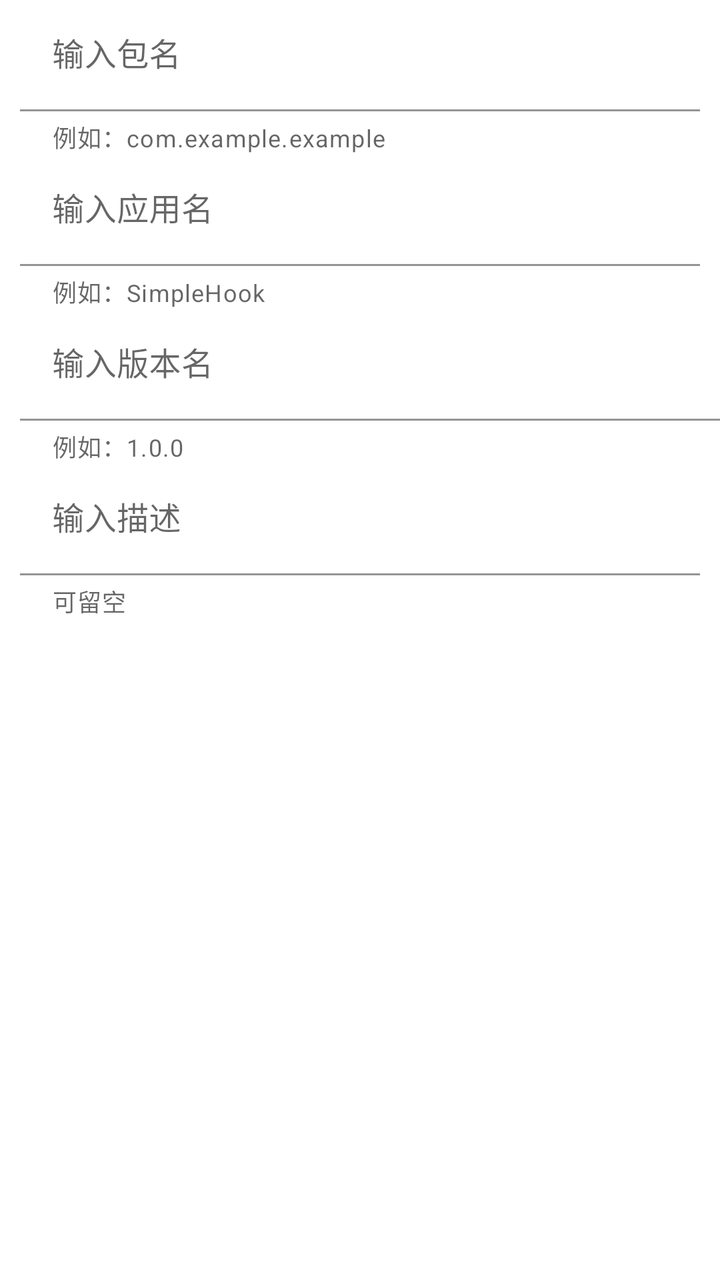
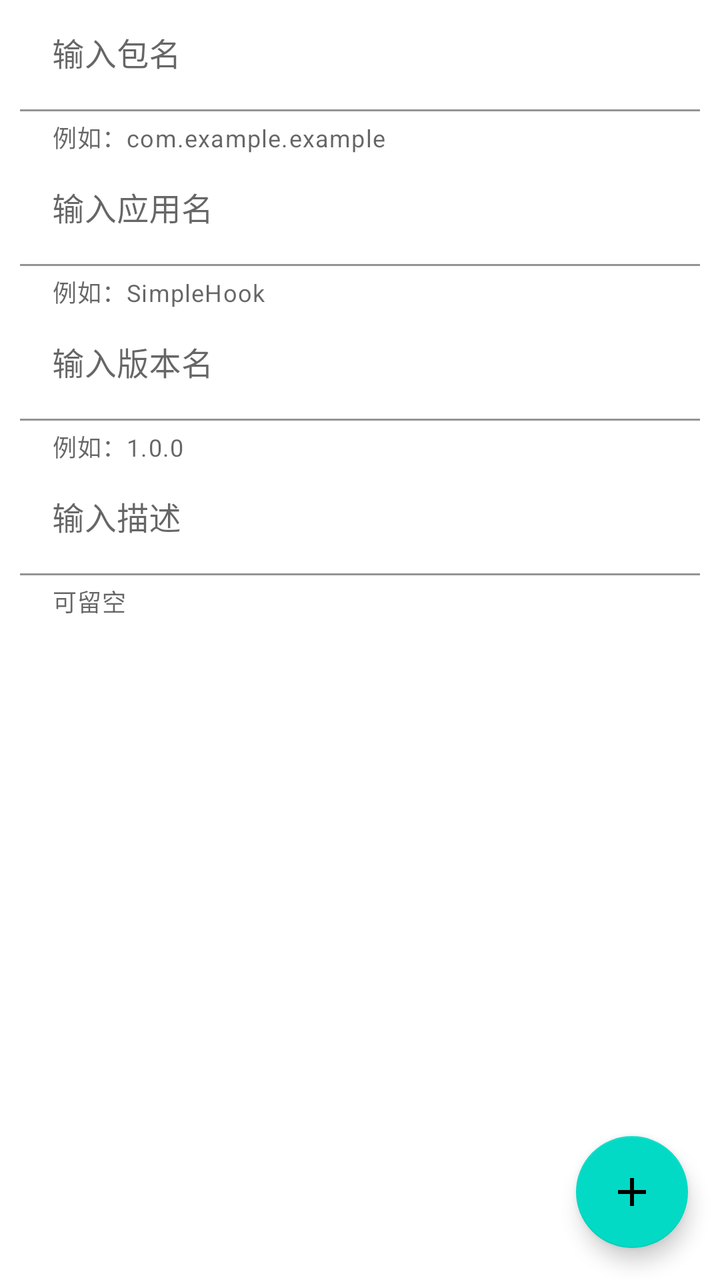

Before-and-after screenshots of an Android layout around one commit, followed by the original layout XML and the change that was made.
<!-- AndroidManifest.xml: application theme Theme.SimpleHook -->
<!-- res/layout/fragment_add.xml -->
<?xml version="1.0" encoding="utf-8"?>
<androidx.constraintlayout.widget.ConstraintLayout xmlns:android="http://schemas.android.com/apk/res/android"
    xmlns:app="http://schemas.android.com/apk/res-auto"
    xmlns:tools="http://schemas.android.com/tools"
    android:layout_width="match_parent"
    android:layout_height="match_parent"
    tools:context=".fragment.AddFragment">

    <TextView
        android:id="@+id/textView3"
        android:layout_width="wrap_content"
        android:layout_height="wrap_content"
        android:layout_marginStart="20dp"
        android:layout_marginTop="10dp"
        android:text="@string/mode_select"
        android:textSize="18sp"
        android:visibility="gone"
        app:layout_constraintStart_toStartOf="parent"
        app:layout_constraintTop_toTopOf="parent" />

    <Spinner
        android:id="@+id/mode_select_spinner"
        android:layout_width="0dp"
        android:layout_height="wrap_content"
        android:visibility="gone"
        app:layout_constraintBottom_toBottomOf="@+id/textView3"
        app:layout_constraintStart_toEndOf="@+id/textView3"
        app:layout_constraintTop_toTopOf="@+id/textView3" />

    <com.google.android.material.textfield.TextInputLayout
        android:id="@+id/application_edit"
        android:layout_width="match_parent"
        android:layout_height="wrap_content"
        android:visibility="gone"
        app:helperText="@string/application_input_helper"
        app:layout_constraintEnd_toEndOf="parent"
        app:layout_constraintStart_toStartOf="parent"
        app:layout_constraintTop_toBottomOf="@+id/textView3">

        <com.google.android.material.textfield.TextInputEditText
            android:layout_width="match_parent"
            android:layout_height="wrap_content"
            android:background="@android:color/transparent"
            android:hint="@string/application_input_tip" />
    </com.google.android.material.textfield.TextInputLayout>

    <com.google.android.material.textfield.TextInputLayout
        android:id="@+id/textInputLayout"
        android:layout_width="match_parent"
        android:layout_height="wrap_content"
        android:layout_marginStart="10dp"
        android:layout_marginEnd="10dp"
        app:helperText="@string/package_input_helper"
        app:layout_constraintEnd_toEndOf="parent"
        app:layout_constraintStart_toStartOf="parent"
        app:layout_constraintTop_toBottomOf="@+id/application_edit">

        <com.google.android.material.textfield.TextInputEditText
            android:id="@+id/packageName_edit"
            android:layout_width="match_parent"
            android:layout_height="wrap_content"
            android:background="@android:color/transparent"
            android:hint="@string/package_input_tip" />
    </com.google.android.material.textfield.TextInputLayout>

    <com.google.android.material.textfield.TextInputLayout
        android:id="@+id/textInputLayout5"
        android:layout_width="match_parent"
        android:layout_height="wrap_content"
        android:layout_marginStart="10dp"
        android:layout_marginEnd="10dp"
        app:helperText="@string/app_name_input_helper"
        app:layout_constraintEnd_toEndOf="parent"
        app:layout_constraintStart_toStartOf="parent"
        app:layout_constraintTop_toBottomOf="@+id/textInputLayout">

        <com.google.android.material.textfield.TextInputEditText
            android:id="@+id/app_name_edit"
            android:layout_width="match_parent"
            android:layout_height="wrap_content"
            android:background="@android:color/transparent"
            android:hint="@string/app_name_input_tip" />
    </com.google.android.material.textfield.TextInputLayout>

    <com.google.android.material.textfield.TextInputLayout
        android:id="@+id/textInputLayout6"
        android:layout_width="match_parent"
        android:layout_height="wrap_content"
        android:layout_marginStart="10dp"
        app:helperText="@string/version_input_helper"
        app:layout_constraintStart_toStartOf="parent"
        app:layout_constraintTop_toBottomOf="@+id/textInputLayout5">

        <com.google.android.material.textfield.TextInputEditText
            android:id="@+id/app_version_name_edit"
            android:layout_width="match_parent"
            android:layout_height="wrap_content"
            android:background="@android:color/transparent"
            android:hint="@string/version_input_tip" />
    </com.google.android.material.textfield.TextInputLayout>

    <com.google.android.material.textfield.TextInputLayout
        android:id="@+id/textInputLayout7"
        android:layout_width="match_parent"
        android:layout_height="wrap_content"
        android:layout_marginStart="10dp"
        android:layout_marginEnd="10dp"
        app:helperText="可留空"
        app:layout_constraintEnd_toEndOf="parent"
        app:layout_constraintStart_toStartOf="parent"
        app:layout_constraintTop_toBottomOf="@+id/textInputLayout6">

        <com.google.android.material.textfield.TextInputEditText
            android:id="@+id/desc_string_edit"
            android:layout_width="match_parent"
            android:layout_height="wrap_content"
            android:background="@android:color/transparent"
            android:hint="@string/description_input_tip" />
    </com.google.android.material.textfield.TextInputLayout>

    <androidx.recyclerview.widget.RecyclerView
        android:id="@+id/methodRV"
        android:layout_width="match_parent"
        android:layout_height="0dp"
        app:layout_constraintBottom_toBottomOf="parent"
        app:layout_constraintEnd_toEndOf="parent"
        app:layout_constraintStart_toStartOf="parent"
        app:layout_constraintTop_toBottomOf="@+id/textInputLayout7" />

</androidx.constraintlayout.widget.ConstraintLayout>
<!-- resources referenced by this layout -->
<resources>
  <string name="app_name_input_helper">例如：SimpleHook</string>
  <string name="app_name_input_tip">输入应用名</string>
  <string name="application_input_helper">例如：com.example.MyApplication</string>
  <string name="application_input_tip">输入入口名</string>
  <string name="description_input_tip">输入描述</string>
  <string name="mode_select">选择模式：</string>
  <string name="package_input_helper">例如：com.example.example</string>
  <string name="package_input_tip">输入包名</string>
  <string name="version_input_helper">例如：1.0.0</string>
  <string name="version_input_tip">输入版本名</string>
  <style name="Theme.SimpleHook" parent="Theme.MaterialComponents.DayNight.NoActionBar">
          
          <item name="colorPrimary">@color/purple_500</item>
          <item name="colorPrimaryVariant">@color/purple_700</item>
          <item name="colorOnPrimary">@color/white</item>
          
          <item name="colorSecondary">@color/teal_200</item>
          <item name="colorSecondaryVariant">@color/teal_700</item>
          <item name="colorOnSecondary">@color/black</item>
          
          <item name="android:statusBarColor" tools:targetApi="l">?attr/colorPrimaryVariant</item>
          
      </style>
  <color name="purple_500">#FF6200EE</color>
  <color name="purple_700">#FF3700B3</color>
  <color name="white">#FFFFFFFF</color>
  <color name="teal_200">#FF03DAC5</color>
  <color name="teal_700">#FF018786</color>
  <color name="black">#FF000000</color>
</resources>

<!-- the commit's change to res/layout/fragment_add.xml (unified diff, before → after) -->
@@ -5,6 +5,18 @@
     android:layout_width="match_parent"
     android:layout_height="match_parent"
     tools:context=".fragment.AddFragment">
+
+    <com.google.android.material.floatingactionbutton.FloatingActionButton
+        android:id="@+id/add_method_config"
+        android:layout_width="wrap_content"
+        android:layout_height="wrap_content"
+        android:layout_margin="16dp"
+        android:clickable="true"
+        android:contentDescription="@string/add_method_config"
+        android:focusable="true"
+        android:src="@drawable/ic_add_24"
+        app:layout_constraintBottom_toBottomOf="parent"
+        app:layout_constraintEnd_toEndOf="parent" />
 
     <TextView
         android:id="@+id/textView3"
@@ -38,18 +50,13 @@
         app:layout_constraintTop_toBottomOf="@+id/textView3">
 
         <com.google.android.material.textfield.TextInputEditText
-            android:layout_width="match_parent"
-            android:layout_height="wrap_content"
-            android:background="@android:color/transparent"
+            style="@style/add_edit_text_style"
             android:hint="@string/application_input_tip" />
     </com.google.android.material.textfield.TextInputLayout>
 
     <com.google.android.material.textfield.TextInputLayout
         android:id="@+id/textInputLayout"
-        android:layout_width="match_parent"
-        android:layout_height="wrap_content"
-        android:layout_marginStart="10dp"
-        android:layout_marginEnd="10dp"
+        style="@style/add_text_input_layout_style"
         app:helperText="@string/package_input_helper"
         app:layout_constraintEnd_toEndOf="parent"
         app:layout_constraintStart_toStartOf="parent"
@@ -57,18 +64,13 @@
 
         <com.google.android.material.textfield.TextInputEditText
             android:id="@+id/packageName_edit"
-            android:layout_width="match_parent"
-            android:layout_height="wrap_content"
-            android:background="@android:color/transparent"
+            style="@style/add_edit_text_style"
             android:hint="@string/package_input_tip" />
     </com.google.android.material.textfield.TextInputLayout>
 
     <com.google.android.material.textfield.TextInputLayout
         android:id="@+id/textInputLayout5"
-        android:layout_width="match_parent"
-        android:layout_height="wrap_content"
-        android:layout_marginStart="10dp"
-        android:layout_marginEnd="10dp"
+        style="@style/add_text_input_layout_style"
         app:helperText="@string/app_name_input_helper"
         app:layout_constraintEnd_toEndOf="parent"
         app:layout_constraintStart_toStartOf="parent"
@@ -76,35 +78,26 @@
 
         <com.google.android.material.textfield.TextInputEditText
             android:id="@+id/app_name_edit"
-            android:layout_width="match_parent"
-            android:layout_height="wrap_content"
-            android:background="@android:color/transparent"
+            style="@style/add_edit_text_style"
             android:hint="@string/app_name_input_tip" />
     </com.google.android.material.textfield.TextInputLayout>
 
     <com.google.android.material.textfield.TextInputLayout
         android:id="@+id/textInputLayout6"
-        android:layout_width="match_parent"
-        android:layout_height="wrap_content"
-        android:layout_marginStart="10dp"
         app:helperText="@string/version_input_helper"
+        style="@style/add_text_input_layout_style"
         app:layout_constraintStart_toStartOf="parent"
         app:layout_constraintTop_toBottomOf="@+id/textInputLayout5">
 
         <com.google.android.material.textfield.TextInputEditText
             android:id="@+id/app_version_name_edit"
-            android:layout_width="match_parent"
-            android:layout_height="wrap_content"
-            android:background="@android:color/transparent"
+            style="@style/add_edit_text_style"
             android:hint="@string/version_input_tip" />
     </com.google.android.material.textfield.TextInputLayout>
 
     <com.google.android.material.textfield.TextInputLayout
         android:id="@+id/textInputLayout7"
-        android:layout_width="match_parent"
-        android:layout_height="wrap_content"
-        android:layout_marginStart="10dp"
-        android:layout_marginEnd="10dp"
+        style="@style/add_text_input_layout_style"
         app:helperText="可留空"
         app:layout_constraintEnd_toEndOf="parent"
         app:layout_constraintStart_toStartOf="parent"
@@ -112,9 +105,7 @@
 
         <com.google.android.material.textfield.TextInputEditText
             android:id="@+id/desc_string_edit"
-            android:layout_width="match_parent"
-            android:layout_height="wrap_content"
-            android:background="@android:color/transparent"
+            style="@style/add_edit_text_style"
             android:hint="@string/description_input_tip" />
     </com.google.android.material.textfield.TextInputLayout>
 
<!-- resource entries referenced after the edit -->
@@ -1,5 +1,12 @@
 <!-- resources referenced by this layout -->
 <resources>
+  <!-- drawable ic_add_24 (drawable) -->
+  <vector android:height="24dp" android:tint="#FFFFFF"
+      android:viewportHeight="24" android:viewportWidth="24"
+      android:width="24dp" xmlns:android="http://schemas.android.com/apk/res/android">
+      <path android:fillColor="@android:color/white" android:pathData="M19,13h-6v6h-2v-6H5v-2h6V5h2v6h6v2z"/>
+  </vector>
+  <string name="add_method_config">添加方法配置</string>
   <string name="app_name_input_helper">例如：SimpleHook</string>
   <string name="app_name_input_tip">输入应用名</string>
   <string name="application_input_helper">例如：com.example.MyApplication</string>
@@ -10,6 +17,17 @@
   <string name="package_input_tip">输入包名</string>
   <string name="version_input_helper">例如：1.0.0</string>
   <string name="version_input_tip">输入版本名</string>
+  <style name="add_edit_text_style">
+          <item name="android:layout_width">match_parent</item>
+          <item name="android:layout_height">wrap_content</item>
+          <item name="android:background">@android:color/transparent</item>
+      </style>
+  <style name="add_text_input_layout_style">
+          <item name="android:layout_marginStart">10dp</item>
+          <item name="android:layout_marginEnd">10dp</item>
+          <item name="android:layout_width">match_parent</item>
+          <item name="android:layout_height">wrap_content</item>
+      </style>
   <style name="Theme.SimpleHook" parent="Theme.MaterialComponents.DayNight.NoActionBar">
           
           <item name="colorPrimary">@color/purple_500</item>
